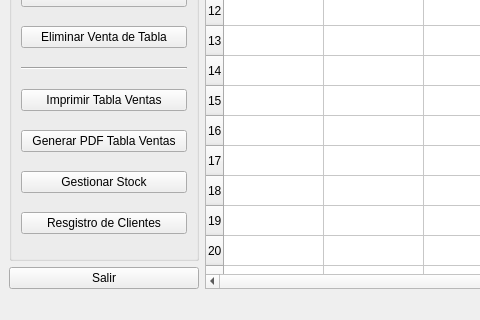
Before: the Qt Designer form QT_Sistema_San_Cayetano/mainwindow.ui in GaspyGJ/SistemaGestion_SanCayetano, drawn with Qt 5; both pictures show x 0 to 480 and y 362 to 682 of the 895 by 682 pixel window.
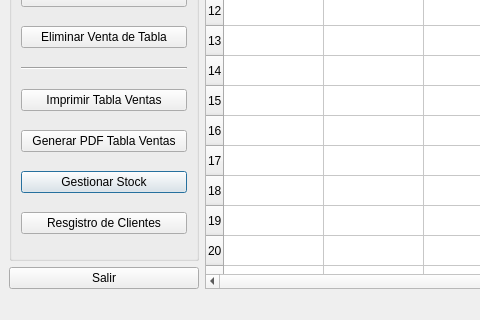
After: the same form once the commit is applied.

Patch:
```diff
--- a/QT_Sistema_San_Cayetano/mainwindow.ui
+++ b/QT_Sistema_San_Cayetano/mainwindow.ui
@@ -185,6 +185,12 @@
            <property name="checkable">
             <bool>false</bool>
            </property>
+           <property name="autoDefault">
+            <bool>true</bool>
+           </property>
+           <property name="default">
+            <bool>true</bool>
+           </property>
           </widget>
          </item>
          <item>
```
Left out of the diff: 2 changed lines with no effect on the pictures.
